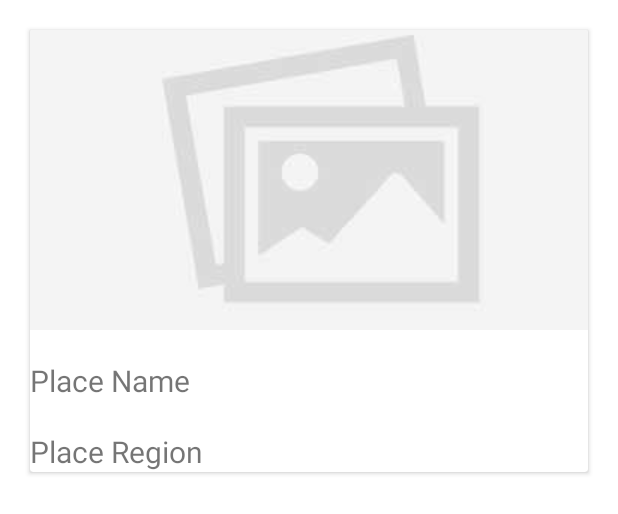
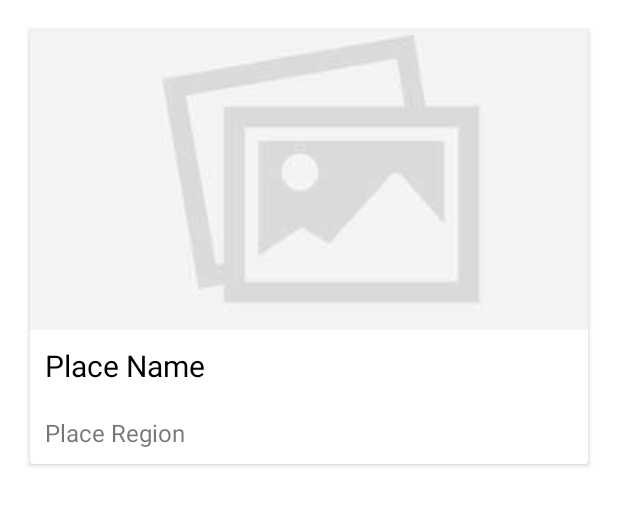
Before and after one commit to raflyfahrezi/Tugas-UAS-Genap-2021-AKB-IF-9-10118377, an Android app: the layout place_card.xml on its own in the app's theme, with its tools: preview values and no code run, on a phone screen of 412 x 824 dp. Shown: the top 514 px of the screen. Run offline under Robolectric (Android 15) with nearby library versions, the phone set to English and light mode, and no system bars.

Commit message:
edit place_card.xml

```diff
--- a/app/src/main/res/layout/place_card.xml
+++ b/app/src/main/res/layout/place_card.xml
@@ -23,6 +23,8 @@
             android:layout_height="wrap_content"
             android:layout_marginTop="20dp"
             android:text="Place Name"
+            android:layout_margin="10dp"
+            android:textColor="@color/black"
             android:textSize="20sp"/>
 
         <TextView
@@ -31,7 +33,8 @@
             android:layout_height="wrap_content"
             android:layout_marginTop="20dp"
             android:text="Place Region"
-            android:textSize="20sp"/>
+            android:layout_margin="10dp"
+            android:textSize="16sp"/>
 
     </LinearLayout>
 
```
